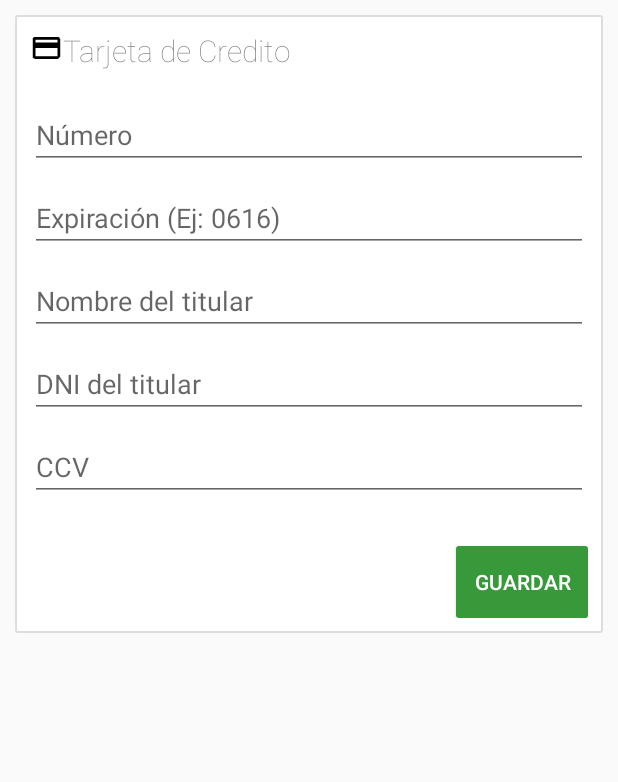
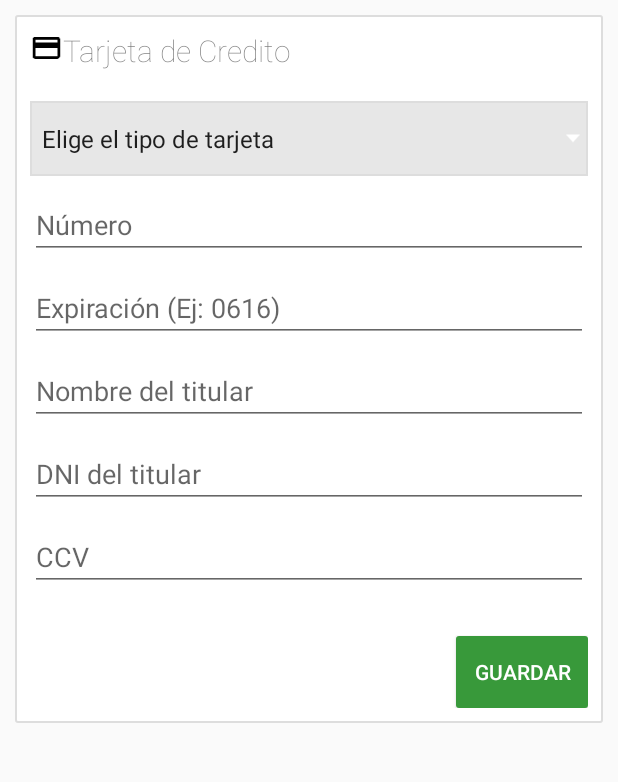
Before and after one commit to okiroth/ecommerce-base-android-app, an Android app: the fragment CreditCardFragment placed in its activity, on a phone screen of 412 x 824 dp, the part 84-866 px from its top. Run offline under Robolectric (Android 15) with nearby library versions, the phone set to English and light mode, and no system bars; libraries missing offline, so code that uses them is left out: com.orm, com.orm.dsl; 2 statements that could not run were skipped.

```diff
--- a/app/src/main/AndroidManifest.xml
+++ b/app/src/main/AndroidManifest.xml
@@ -29,7 +29,7 @@
         <!-- SUGAR ORM -->
         <meta-data
             android:name="DATABASE"
-            android:value="MVAS_11_NON_SYNC.db" />
+            android:value="MVAS_12_NON_SYNC.db" />
         <meta-data
             android:name="VERSION"
             android:value="1" />
--- a/app/src/main/java/com/mevoyalsuper/userapp/models/CreditCard.java
+++ b/app/src/main/java/com/mevoyalsuper/userapp/models/CreditCard.java
@@ -18,6 +18,7 @@ public class CreditCard extends SugarRecord<CreditCard> {
     public String exp;
     public String name;
     public String dni;
+    public String type;
 
     // User token
     public String user;
--- a/app/src/main/java/com/mevoyalsuper/userapp/models/OrderShop.java
+++ b/app/src/main/java/com/mevoyalsuper/userapp/models/OrderShop.java
@@ -58,7 +58,6 @@ public class OrderShop extends SugarRecord<OrderShop>{
 
     public static List<OrderShop> getAllOrders(){
         List<OrderShop> list = Select.from(OrderShop.class)
-                .where(Condition.prop("token").eq(User.getLoggedUser().token))
                 .orderBy("timestamp DESC")
                 .list();
 
--- a/app/src/main/java/com/mevoyalsuper/userapp/tabs/dashboard/OrderHistoryListAdapter.java
+++ b/app/src/main/java/com/mevoyalsuper/userapp/tabs/dashboard/OrderHistoryListAdapter.java
@@ -44,7 +44,9 @@ public class OrderHistoryListAdapter extends ArrayAdapter{
 
         viewHolder.date.setText(order.date);
         viewHolder.delivery.setText(status);
-        viewHolder.total.setText("$" + (order.charge_items + order.charge_delivery));
+
+        String price = String.format("%.2f", order.charge_items + order.charge_delivery);
+        viewHolder.total.setText("$" + price);
 
         int icon = R.drawable.ic_check_circle_black_18dp;
         if(order.status != GlobalValues.STATUS_DELIVER_DONE) icon = R.drawable.ic_local_shipping_black_18dp;
--- a/app/src/main/java/com/mevoyalsuper/userapp/tabs/dashboard/payments/CreditCardFragment.java
+++ b/app/src/main/java/com/mevoyalsuper/userapp/tabs/dashboard/payments/CreditCardFragment.java
@@ -7,6 +7,7 @@ import android.view.View;
 import android.view.ViewGroup;
 import android.widget.Button;
 import android.widget.EditText;
+import android.widget.Spinner;
 import android.widget.Toast;
 
 import com.mevoyalsuper.userapp.R;
@@ -57,10 +58,12 @@ public class CreditCardFragment extends Fragment {
         EditText exp = (EditText) rootView.findViewById(R.id.userdata_card_exp);
         EditText name = (EditText) rootView.findViewById(R.id.userdata_card_name);
         EditText dni = (EditText) rootView.findViewById(R.id.userdata_card_dni);
+        Spinner cards = (Spinner) rootView.findViewById(R.id.cardtype_spinner);
 
         CreditCard card = CreditCard.getMainCard();
         if(card == null) card = new CreditCard();
 
+        card.type = cards.getSelectedItem().toString();
         card.name = name.getText().toString();
         card.ccv = ccv.getText().toString();
         card.number = number.getText().toString();
--- a/app/src/main/java/com/mevoyalsuper/userapp/tabs/items/ItemsGridFragment.java
+++ b/app/src/main/java/com/mevoyalsuper/userapp/tabs/items/ItemsGridFragment.java
@@ -104,7 +104,7 @@ public class ItemsGridFragment extends Fragment {
     @Override
     public void onViewCreated(View view, Bundle savedInstanceState) {
         if(Product.isEmpty()){
-            RestAdapter adapter = new RestAdapter(getActivity(), ConnectionHelper.API_WEB_SERVER_ADDRESS);
+            RestAdapter adapter = new RestAdapter(getActivity(), GlobalValues.WEB_BASE_API);
             ModelRepository repository = adapter.createRepository(Product.LOOPBACK_NAME);
 
             final ProgressDialog progress = ProgressDialog.show(getActivity(), null,
--- a/app/src/main/java/com/mevoyalsuper/userapp/utils/ConnectionHelper.java
+++ b/app/src/main/java/com/mevoyalsuper/userapp/utils/ConnectionHelper.java
@@ -13,8 +13,6 @@ import java.util.Random;
  * Created by ivan on 5/29/15.
  */
 public class ConnectionHelper {
-
-    public static final String API_WEB_SERVER_ADDRESS = "http://192.168.0.103:3000/api";
 
     public static String getUrl(String address) throws IOException {
         URL url = new URL(address);
--- a/app/src/main/res/layout/block_creditcard.xml
+++ b/app/src/main/res/layout/block_creditcard.xml
@@ -37,6 +37,14 @@
         android:layout_width="match_parent"
         android:layout_height="wrap_content">
 
+        <Spinner
+            android:layout_marginBottom="10dp"
+            android:id="@+id/cardtype_spinner"
+            android:entries="@array/creditcards_array"
+            android:background="@drawable/spinner_bg"
+            android:layout_width="fill_parent"
+            android:layout_height="50dp" />
+
         <EditText
             android:layout_marginBottom="10dp"
             android:id="@+id/userdata_card_number"
@@ -45,6 +53,7 @@
             android:hint="@string/number"
             android:layout_width="match_parent"
             android:layout_height="wrap_content" />
+
 
         <EditText
             android:layout_marginBottom="10dp"
--- /dev/null
+++ b/app/src/main/res/values/creditcards.xml
@@ -0,0 +1,15 @@
+<?xml version="1.0" encoding="utf-8"?>
+<resources>
+    <string-array name="creditcards_array">
+        <item>Elige el tipo de tarjeta</item>
+        <item>visa</item>
+        <item>master</item>
+        <item>amex</item>
+        <item>diners</item>
+        <item>naranja</item>
+        <item>nativa</item>
+        <item>cencosud</item>
+        <item>cabal</item>
+        <item>argencard</item>
+    </string-array>
+</resources>
```
Also changed, not shown: app/src/main/java/com/mevoyalsuper/userapp/tabs/cart/OrdersHandler.java (+14 -49 lines), app/src/main/java/com/mevoyalsuper/userapp/utils/GlobalValues.java (+3 -4 lines).
